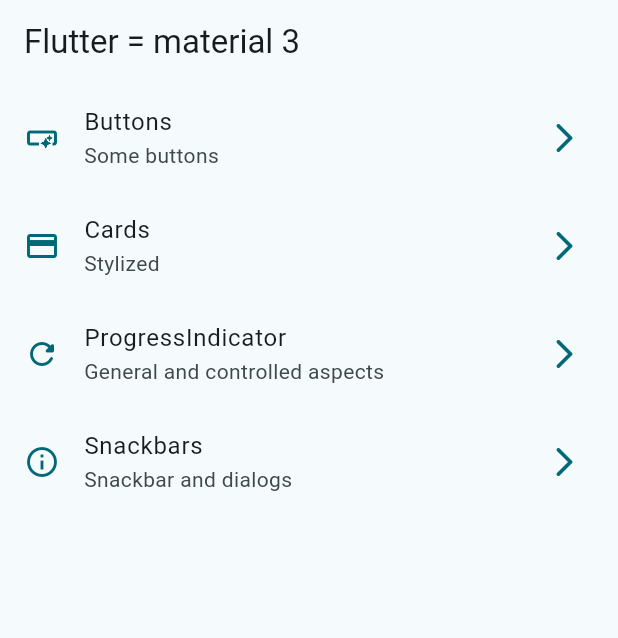
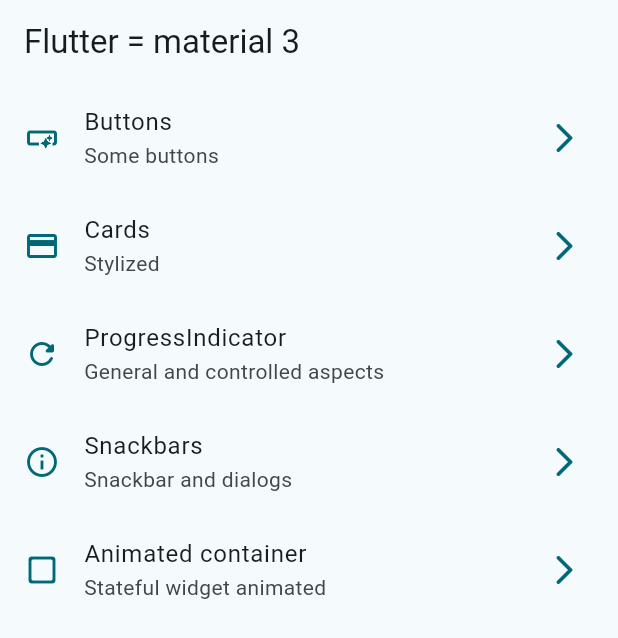
Before and after one commit to Juan211443/Flutter_widgets_app, a Flutter app: the screen it shows after launch, on a phone screen of 412 x 824 dp. Shown: the top 638 px of the screen. Run offline on Flutter 3.47's test engine with Material 3 defaults, Android fonts, the phone set to English and light mode, and no system bars; our stand-ins replace go_router.

Commit message:
Animated container finished

```diff
--- a/lib/config/menu/menu_items.dart
+++ b/lib/config/menu/menu_items.dart
@@ -39,4 +39,10 @@ const appMenuItems = <MenuItems>[
     link: '/snackbars',
     icon: Icons.info_outline,
   ),
+  MenuItems(
+    tittle: 'Animated container',
+    subTittle: 'Stateful widget animated',
+    link: '/animated',
+    icon: Icons.check_box_outline_blank_rounded,
+  ),
 ];
--- a/lib/config/router/app_router.dart
+++ b/lib/config/router/app_router.dart
@@ -29,5 +29,10 @@ final appRouter = GoRouter(
       name: SnackbarScreen.name,
       builder: (context, state) => const SnackbarScreen(),
     ),
+    GoRoute(
+      path: '/animated',
+      name: AnimatedScreen.name,
+      builder: (context, state) => const AnimatedScreen(),
+    ),
   ],
 );
```
Also changed, not shown: lib/presentation/screens/animated/animated_screen.dart (+66 -2 lines).
